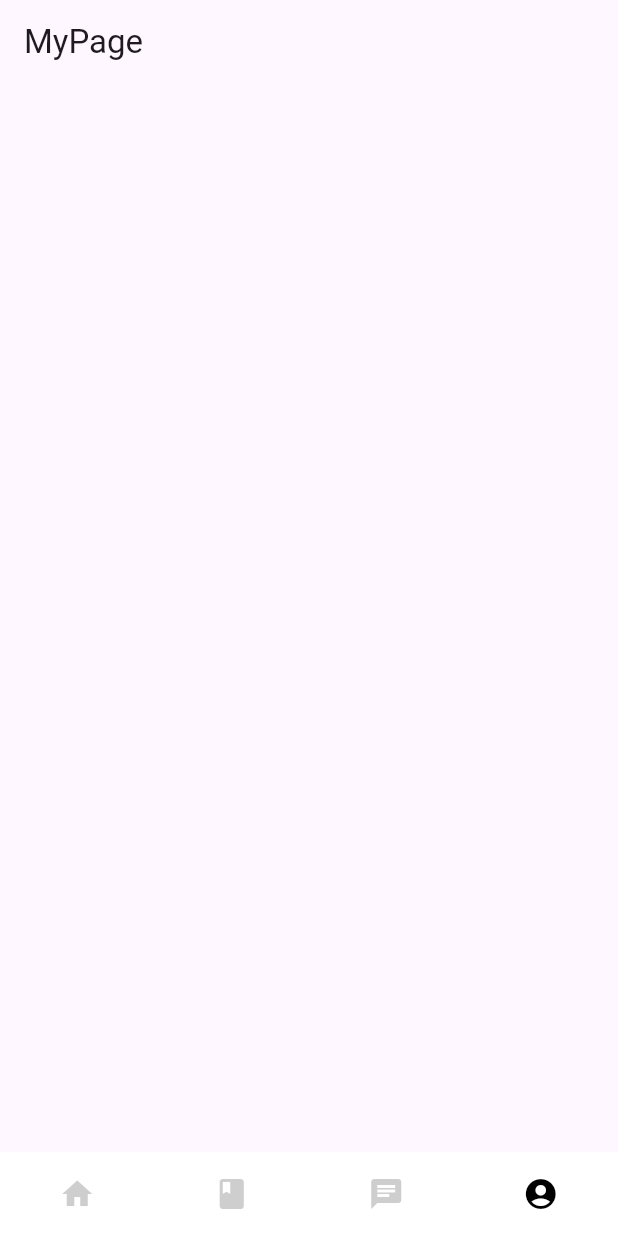
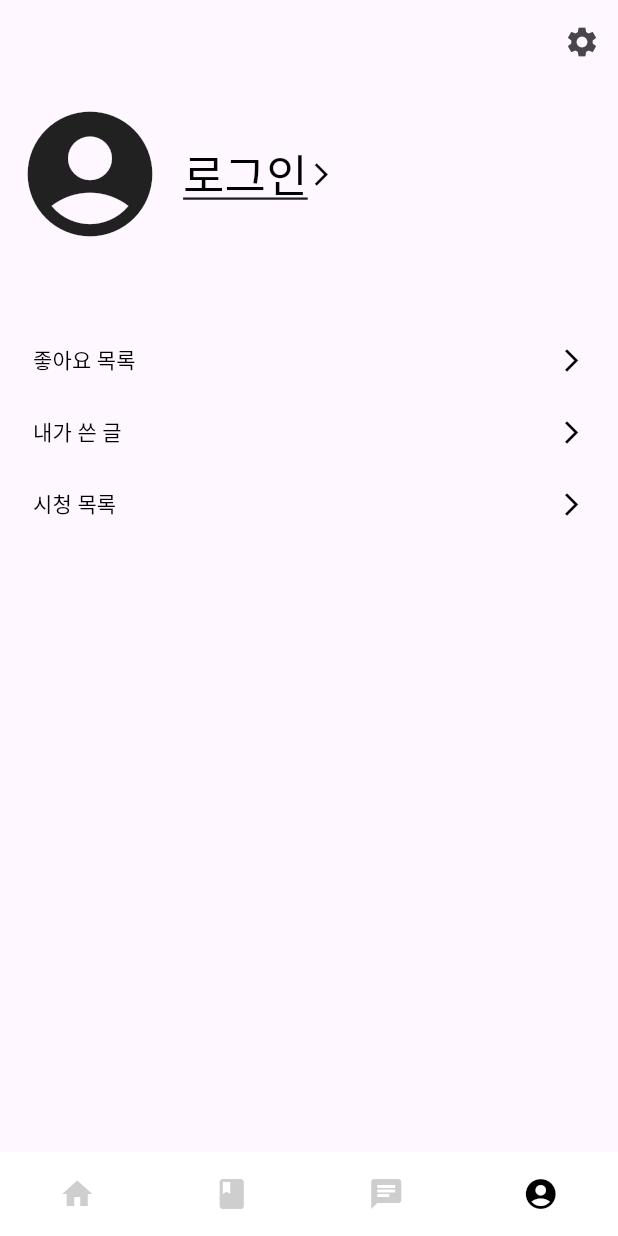
Before and after one commit to weekendact/HanJanHae_Front, a Flutter app: the screen it shows after launch, item 4 of the bottom bar chosen, on a phone screen of 412 x 824 dp. Run offline on Flutter 3.47's test engine with Material 3 defaults, Android fonts, the phone set to English and light mode, and no system bars; Roboto replaces fonts that are missing (Jalnan).

Commit message:
App Icon, Font, Pages

```diff
--- a/hanjanhae/lib/pages/HomePage.dart
+++ b/hanjanhae/lib/pages/HomePage.dart
@@ -18,7 +18,7 @@ class _homepageState extends State<homepage> {
         child: LayoutBuilder(
           builder: (context, constraints) => RefreshIndicator(
             onRefresh: () async {
-              setState(() {});
+              setState(() {}); // 새로고침
             },
             child: SingleChildScrollView(
               child: Column(
@@ -49,7 +49,7 @@ class _homepageState extends State<homepage> {
                           child: Center(
                         child: null,
                       )),
-                      IconButton(
+                      IconButton( // 검색 페이지 이동
                         onPressed: () {
                           Navigator.push(context, MaterialPageRoute(builder: (context) => const searchpage(),));
                         },
--- a/hanjanhae/lib/pages/MainPage.dart
+++ b/hanjanhae/lib/pages/MainPage.dart
@@ -12,7 +12,7 @@ class mainpage extends StatefulWidget {
 }
 
 class _mainpageState extends State<mainpage> {
-  List<Widget> pages = [
+  List<Widget> pages = [ // 바텀 버튼 페이지 리스트
     const homepage(key: ValueKey("homepage")),
     const recipepage(key: ValueKey("recipepage")),
     const postingpage(key: ValueKey("postingpage")),
--- a/hanjanhae/lib/pages/MyPage.dart
+++ b/hanjanhae/lib/pages/MyPage.dart
@@ -12,7 +12,102 @@ class _mypageState extends State<mypage> {
   Widget build(BuildContext context) {
     return Scaffold(
       appBar: AppBar(
-        title: const Text('MyPage'),
+        actions: [
+          IconButton(
+            onPressed: () {
+              /*
+                설정 페이지 이동 구현 위치
+               */
+            },
+            icon: const Icon(Icons.settings),
+          ),
+        ],
+      ),
+      body: Padding(
+        padding: const EdgeInsets.all(10.0),
+        child: Column(
+          children: [
+            Row(
+              children: [
+                const Icon(
+                  Icons.account_circle,
+                  size: 100.0,
+                ),
+                TextButton(
+                  onPressed: () {
+                    /*
+                      로그인 페이지 이동 구현 위치
+                     */
+                  },
+                  style: TextButton.styleFrom(foregroundColor: Colors.black),
+                  child: const Row(
+                    children: [
+                      Text(
+                        "로그인",
+                        style: TextStyle(
+                          fontSize: 30.0,
+                          decoration: TextDecoration.underline,
+                        ),
+                      ),
+                      Icon(Icons.arrow_forward_ios),
+                    ],
+                  ),
+                ),
+              ],
+            ),
+            const SizedBox(
+              height: 50.0,
+            ),
+            TextButton(
+              onPressed: () {},
+              style: TextButton.styleFrom(
+                foregroundColor: Colors.black,
+              ),
+              child: const Row(
+                children: [
+                  Text("좋아요 목록"),
+                  Expanded(
+                      child: Center(
+                    child: null,
+                  )),
+                  Icon(Icons.arrow_forward_ios),
+                ],
+              ),
+            ),
+            TextButton(
+              onPressed: () {},
+              style: TextButton.styleFrom(
+                foregroundColor: Colors.black,
+              ),
+              child: const Row(
+                children: [
+                  Text("내가 쓴 글"),
+                  Expanded(
+                      child: Center(
+                    child: null,
+                  )),
+                  Icon(Icons.arrow_forward_ios),
+                ],
+              ),
+            ),
+            TextButton(
+              onPressed: () {},
+              style: TextButton.styleFrom(
+                foregroundColor: Colors.black,
+              ),
+              child: const Row(
+                children: [
+                  Text("시청 목록"),
+                  Expanded(
+                      child: Center(
+                    child: null,
+                  )),
+                  Icon(Icons.arrow_forward_ios),
+                ],
+              ),
+            ),
+          ],
+        ),
       ),
     );
   }
--- a/hanjanhae/lib/pages/RecipePage.dart
+++ b/hanjanhae/lib/pages/RecipePage.dart
@@ -13,7 +13,7 @@ class _recipepageState extends State<recipepage> {
     return Scaffold(
       appBar: AppBar(
         centerTitle: true,
-        title: const Text('recipe'),
+        title: const Text('Recipe'),
       ),
     );
   }
```
Also changed, not shown: hanjanhae/lib/pages/SearchPage.dart (+38 -6 lines), hanjanhae/pubspec.yaml (+5 -5 lines), 57 other files.
